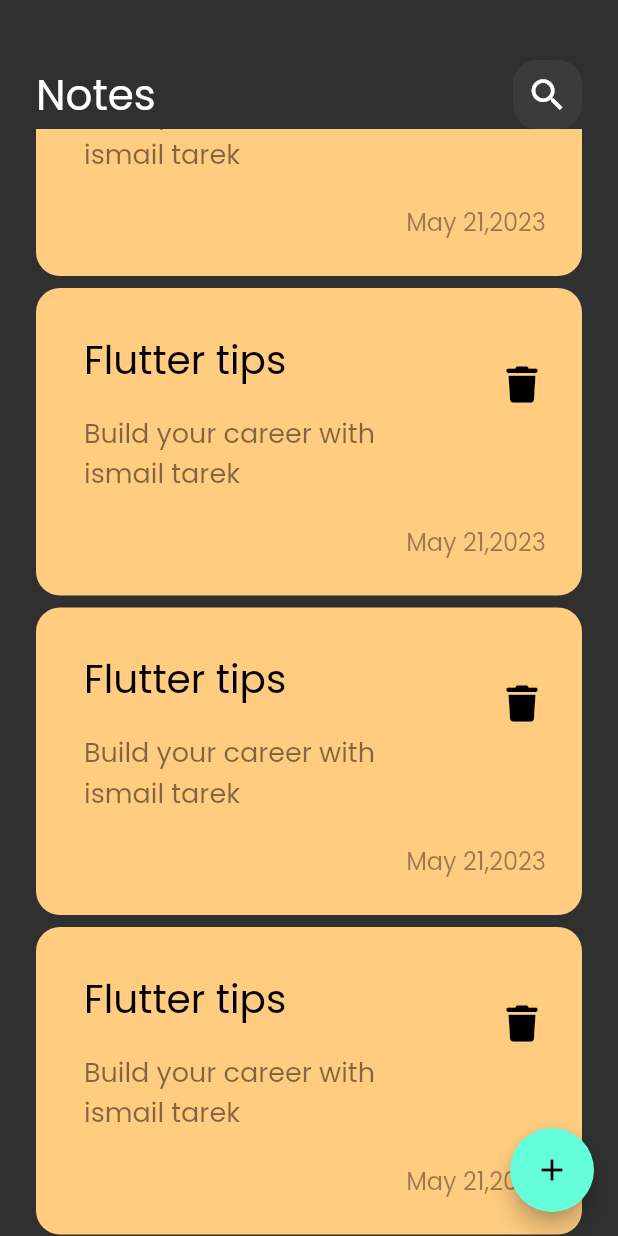
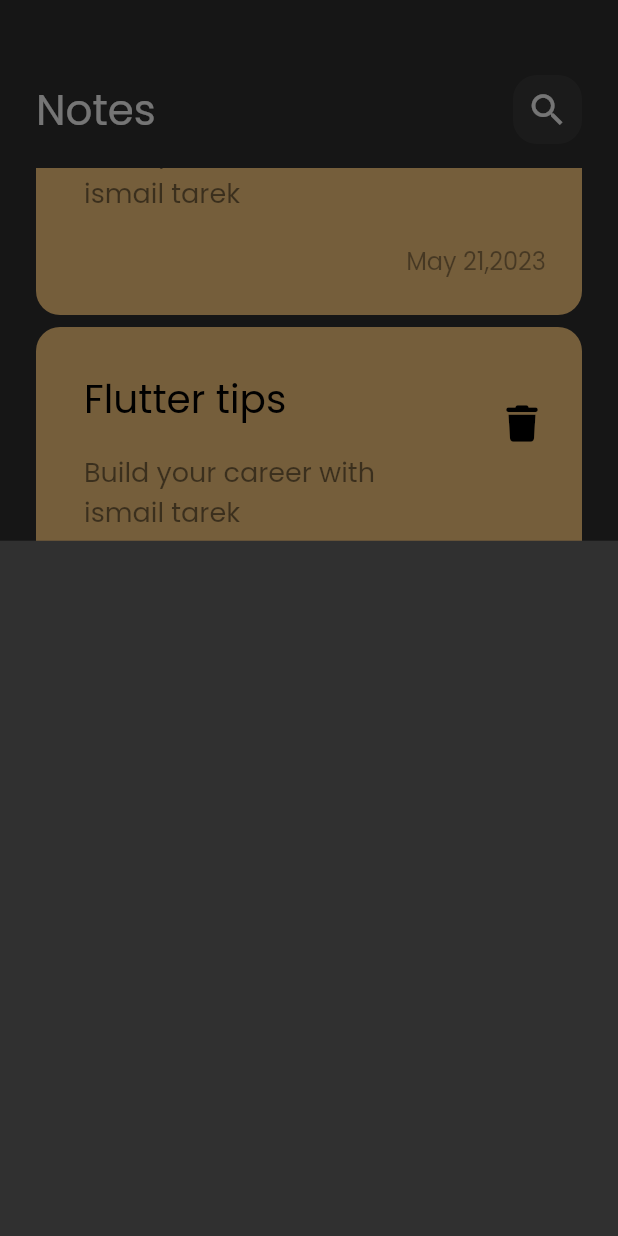
Before and after one commit to ismail-24/notes_app, a Flutter app: the screen it shows after launch, scrolled down 2880 dp, after a tap on the "add" icon, on a phone screen of 412 x 824 dp. Run offline on Flutter 3.47's test engine with Material 2 defaults, Android fonts, the phone set to English and light mode, and no system bars; our stand-ins replace font_awesome_flutter.

Commit message:
show modal bottom sheet

```diff
--- a/lib/views/notes_view.dart
+++ b/lib/views/notes_view.dart
@@ -1,4 +1,5 @@
 import 'package:flutter/material.dart';
+import 'package:notes_app/widgets/add_note_bottom_sheet.dart';
 import 'package:notes_app/widgets/notes_view_body.dart';
 
 class NotesView extends StatelessWidget {
@@ -8,8 +9,15 @@ class NotesView extends StatelessWidget {
   Widget build(BuildContext context) {
     return Scaffold(
       floatingActionButton: FloatingActionButton(
-        onPressed: () {},
-        child: Icon(Icons.add),
+        onPressed: () {
+          showModalBottomSheet(
+            context: context,
+            builder: (context) {
+              return const AddNoteBottomSheet();
+            },
+          );
+        },
+        child: const Icon(Icons.add),
       ),
       body: const NotesViewBody(),
     );
--- /dev/null
+++ b/lib/widgets/add_note_bottom_sheet.dart
@@ -0,0 +1,12 @@
+import 'package:flutter/material.dart';
+
+class AddNoteBottomSheet extends StatelessWidget {
+  const AddNoteBottomSheet({
+    super.key,
+  });
+
+  @override
+  Widget build(BuildContext context) {
+    return Container();
+  }
+}
--- a/lib/widgets/notes_list_view.dart
+++ b/lib/widgets/notes_list_view.dart
@@ -5,7 +5,10 @@ class NotesListView extends StatelessWidget {
   const NotesListView({super.key});
   @override
   Widget build(BuildContext context) {
-    return ListView.builder(
+    return Padding(
+      padding: const EdgeInsets.symmetric(vertical: 16),
+      child: ListView.builder(
+        padding: EdgeInsets.zero,
         physics: const BouncingScrollPhysics(),
         itemBuilder: (context, index) {
           return const Padding(
@@ -13,6 +16,7 @@ class NotesListView extends StatelessWidget {
             child: NoteItem(),
           );
         },
+      ),
     );
   }
 }
--- a/lib/widgets/notes_view_body.dart
+++ b/lib/widgets/notes_view_body.dart
@@ -12,7 +12,7 @@ class NotesViewBody extends StatelessWidget {
       child: Column(
         children: [
           SizedBox(
-            height: 40,
+            height: 50,
           ),
           CustomAppBar(),
           Expanded(child: NotesListView()),
```
Lines whose indentation alone changed are shown as unchanged.
